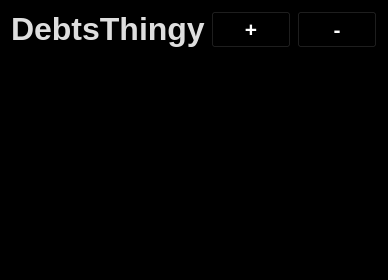
Before: the Qt Designer form mainwindow.ui in ltworf/debtthingy, drawn with Qt 5.
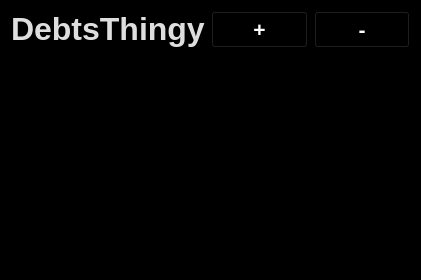
After: the same form once the commit is applied.

Commit message: Don't space the items equally, align them

Patch:
```diff
--- a/mainwindow.ui
+++ b/mainwindow.ui
@@ -6,7 +6,7 @@
    <rect>
     <x>0</x>
     <y>0</y>
-    <width>330</width>
+    <width>421</width>
     <height>280</height>
    </rect>
   </property>
@@ -511,7 +511,7 @@
         <rect>
          <x>0</x>
          <y>0</y>
-         <width>312</width>
+         <width>403</width>
          <height>216</height>
         </rect>
        </property>
@@ -529,6 +529,15 @@
          <number>4</number>
         </property>
         <item>
+         <widget class="QFrame" name="spacedframe">
+          <property name="frameShape">
+           <enum>QFrame::StyledPanel</enum>
+          </property>
+          <property name="frameShadow">
+           <enum>QFrame::Raised</enum>
+          </property>
+          <layout class="QVBoxLayout" name="verticalLayout_3">
+           <item>
          <widget class="QFrame" name="frame">
           <property name="frameShape">
            <enum>QFrame::NoFrame</enum>
@@ -555,6 +564,22 @@
            <property name="bottomMargin">
             <number>0</number>
            </property>
+             </layout>
+            </widget>
+           </item>
+           <item>
+            <spacer name="verticalSpacer">
+             <property name="orientation">
+              <enum>Qt::Vertical</enum>
+             </property>
+             <property name="sizeHint" stdset="0">
+              <size>
+               <width>20</width>
+               <height>179</height>
+              </size>
+             </property>
+            </spacer>
+           </item>
           </layout>
          </widget>
         </item>
```
Lines whose indentation alone changed are shown as unchanged.
